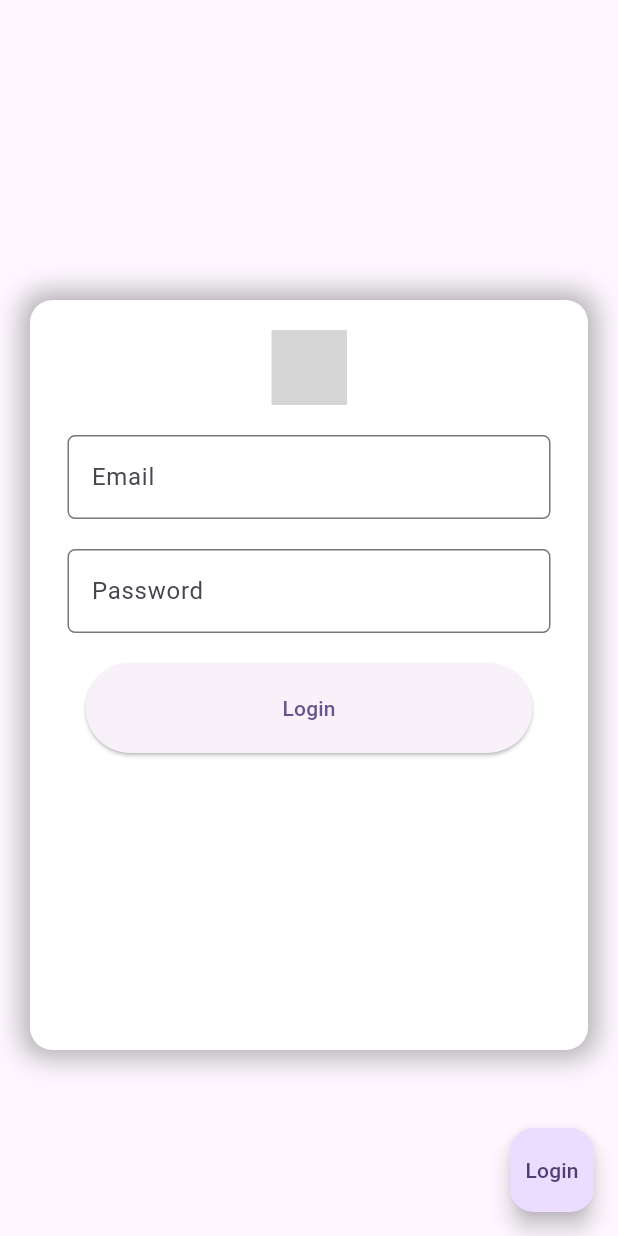
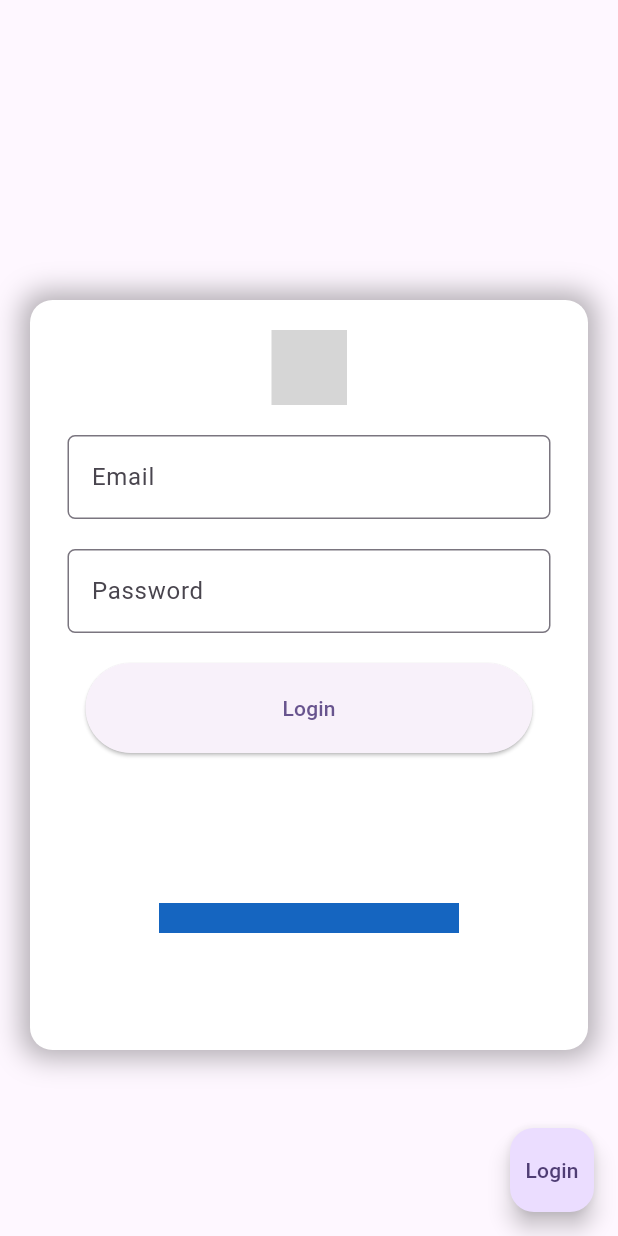
Before and after one commit to jwsvengit7/cardonic-app-flutter, a Flutter app: the screen it shows after launch, on a phone screen of 412 x 824 dp. Run offline on Flutter 3.47's test engine with Material 2 defaults, Android fonts, the phone set to English and light mode, and no system bars; our stand-ins replace flutter_svg; grey boxes are pictures that could not be loaded.

Commit message:
Initial Commit

```diff
--- a/lib/screen/login_signup.dart
+++ b/lib/screen/login_signup.dart
@@ -7,8 +7,8 @@ class LoginSignupScreen extends StatefulWidget {
 }
 
 class LoginSignupScreenState extends State<LoginSignupScreen> {
-  String _email = '';
-  String _password = '';
+  var _email = "";
+  var _password = "";
   SizedBox spaceHieigt = const SizedBox(height: 20);
   @override
   Widget build(BuildContext context) {
@@ -68,6 +68,7 @@ class LoginSignupScreenState extends State<LoginSignupScreen> {
                       _buildElevatedButton(),
                       spaceHieigt,
                       _buildColoredBox(Colors.white),
+                      _wrightContent(),
                     ],
                   ),
                 ),
@@ -77,8 +78,8 @@ class LoginSignupScreenState extends State<LoginSignupScreen> {
         ),
         floatingActionButton: FloatingActionButton(
           onPressed: () => {},
-          child: Text("Login"),
           mouseCursor: SystemMouseCursors.alias,
+          child:const  Text("Login"),
         ));
   }
 
@@ -123,4 +124,12 @@ class LoginSignupScreenState extends State<LoginSignupScreen> {
       color: color,
     );
   }
+
+  Widget _wrightContent() {
+    return Container(
+      width: 200,
+      height: 20,
+      color: Colors.blue.shade800,
+    );
+  }
 }
```
Also changed, not shown: 1 other file.
